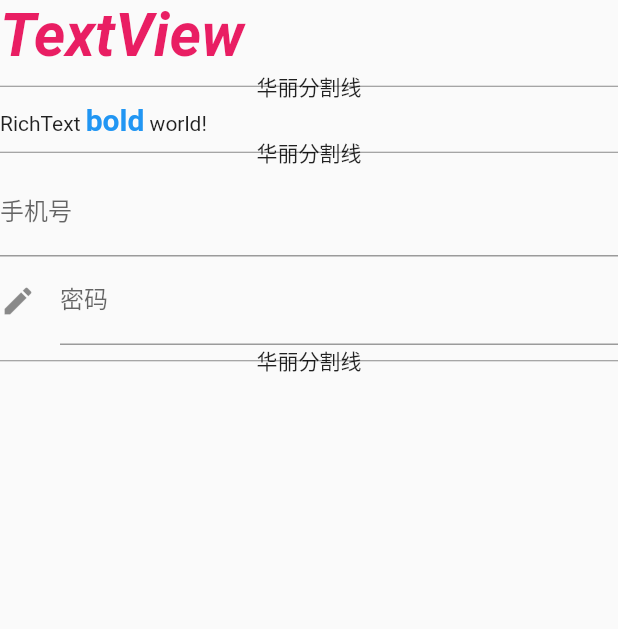
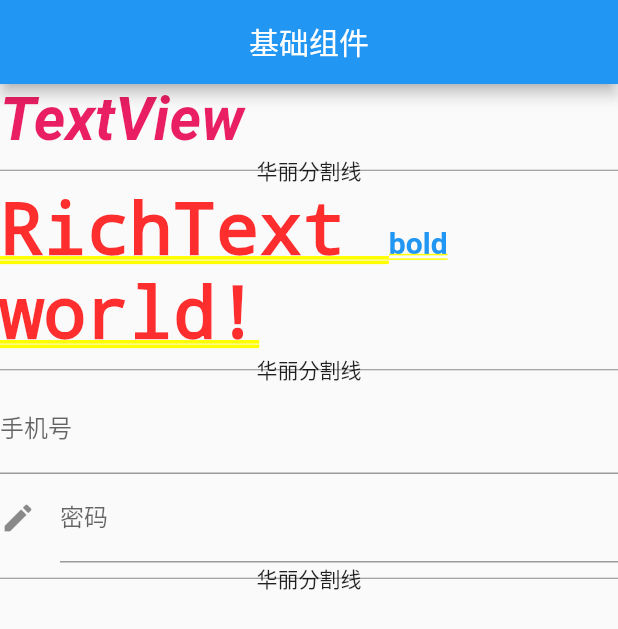
Before and after one commit to weihb/flutter-wechat, a Flutter app: the BasicsWeigets screen opened directly, on a phone screen of 412 x 824 dp. Shown: the top 629 px of the screen. Run offline on Flutter 3.47's test engine with Material 2 defaults, Android fonts, the phone set to English and light mode, and no system bars; Roboto replaces fonts that are missing (fontFamily).

Commit message:
新增基本组件

```diff
--- a/lib/widgets/BasicsWeigets.dart
+++ b/lib/widgets/BasicsWeigets.dart
@@ -9,7 +9,12 @@ class BasicState extends State<BasicsWeigets> {
   @override
   Widget build(BuildContext context) {
     // TODO: implement build
-    return  new Container(
+    return new Scaffold(
+      appBar: new AppBar(
+        title: new Text('基础组件'),
+        centerTitle: true,
+      ),
+      body: new Container(
           child: new ListView(
         children: <Widget>[
           new Text(
@@ -96,6 +101,7 @@ class BasicState extends State<BasicsWeigets> {
             ],
           ),
         ],
-      ));
+      )),
+    );
   }
 }
```
Also changed, not shown: lib/home.dart (+21 -3 lines), lib/main.dart (+5 -4 lines).
